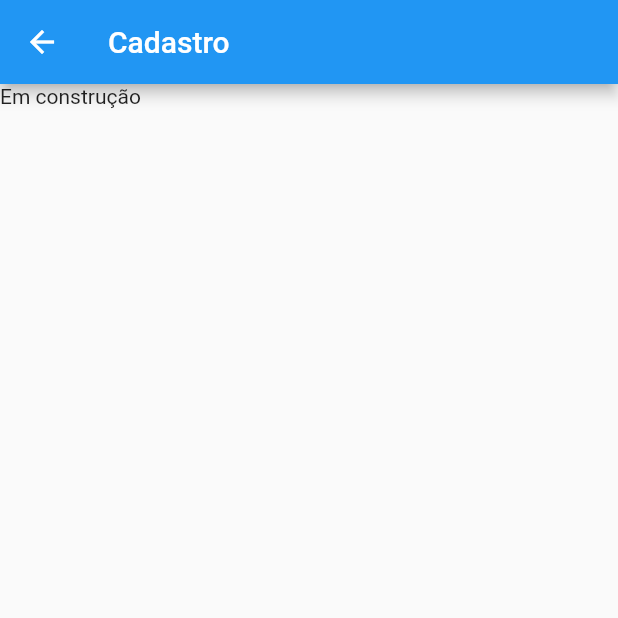
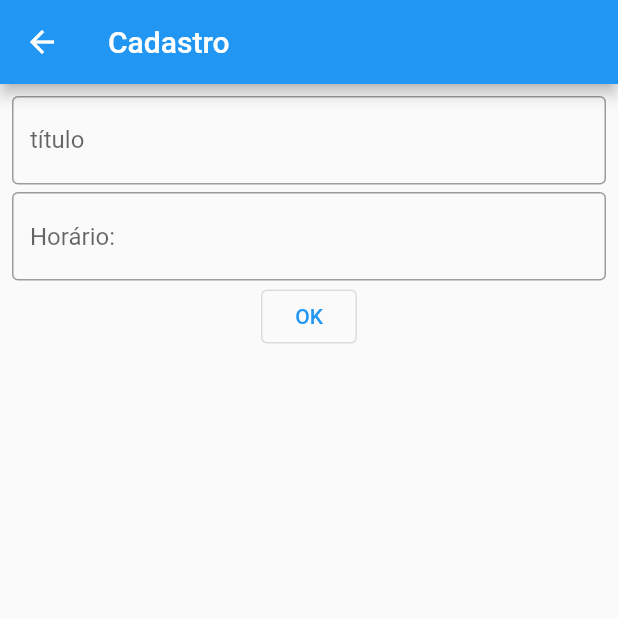
Before and after one commit to tedm-projects/listadetarefas, a Flutter app: the TarefaForm screen opened directly, on a phone screen of 412 x 824 dp, the top half of it. Run offline on Flutter 3.47's test engine with Material 2 defaults, Android fonts, the phone set to English and light mode, and no system bars.

Commit message:
Adiciona o formulário

```diff
--- a/lib/data/repositories/tarefa_repository.dart
+++ b/lib/data/repositories/tarefa_repository.dart
@@ -7,4 +7,8 @@ class TarefaRepository {
     return Database.tarefas;
   }
 
+  void add(Tarefa tarefa) {
+    Database.tarefas.add(tarefa);
+  }
+
 }
--- a/lib/presentation/pages/home_page.dart
+++ b/lib/presentation/pages/home_page.dart
@@ -1,6 +1,7 @@
 import 'package:app_1a/data/repositories/tarefa_repository.dart';
 import 'package:app_1a/presentation/pages/tarefa/tarefa_detail.dart';
 import 'package:app_1a/presentation/pages/tarefa/tarefa_form.dart';
+import 'package:app_1a/presentation/widgets/my_drawer.dart';
 import 'package:flutter/material.dart';
 import 'package:app_1a/domain/tarefa.dart';
 
@@ -19,6 +20,7 @@ class _HomePageState extends State<HomePage> {
   Widget build(BuildContext context) {
     return Scaffold(
       appBar: AppBar(title: Text('Lista de Tarefas')),
+      drawer: MyDrawer(),
       body: Column(
         children: buildListItens(repository.all()),
       ),
@@ -26,7 +28,9 @@ class _HomePageState extends State<HomePage> {
         child: Icon(Icons.add),
         onPressed: () {
           Navigator.push(
-              context, MaterialPageRoute(builder: ((context) => TarefaForm())));
+              context, MaterialPageRoute(builder: ((context) => TarefaForm()))).then((value) {
+                setState(() {});
+              });
         },
       ),
     );
--- a/lib/presentation/pages/tarefa/tarefa_detail.dart
+++ b/lib/presentation/pages/tarefa/tarefa_detail.dart
@@ -1,4 +1,5 @@
 import 'package:app_1a/domain/tarefa.dart';
+import 'package:app_1a/presentation/widgets/my_drawer.dart';
 import 'package:flutter/material.dart';
 
 class TarefaDetail extends StatelessWidget {
@@ -10,6 +11,7 @@ class TarefaDetail extends StatelessWidget {
   Widget build(BuildContext context) {
     return Scaffold(
       appBar: AppBar(),
+      drawer: MyDrawer(),
       body: Column(
         crossAxisAlignment: CrossAxisAlignment.start,
         children: [
--- a/lib/presentation/pages/tarefa/tarefa_form.dart
+++ b/lib/presentation/pages/tarefa/tarefa_form.dart
@@ -1,7 +1,16 @@
+import 'package:app_1a/data/repositories/tarefa_repository.dart';
+import 'package:app_1a/domain/tarefa.dart';
 import 'package:flutter/material.dart';
 
 class TarefaForm extends StatelessWidget {
-  const TarefaForm({Key? key}) : super(key: key);
+  GlobalKey<FormState> formKey = GlobalKey<FormState>();
+
+  TextEditingController tituloCtrl = TextEditingController();
+  TextEditingController horarioCtrl = TextEditingController();
+
+  TarefaRepository repository = TarefaRepository();
+
+  TarefaForm({Key? key}) : super(key: key);
 
   @override
   Widget build(BuildContext context) {
@@ -9,8 +18,46 @@ class TarefaForm extends StatelessWidget {
       appBar: AppBar(
         title: Text('Cadastro'),
       ),
-      body: Column(
-        children: [Text('Em construção')],
+      body: Padding(
+        padding: const EdgeInsets.all(8.0),
+        child: Form(
+          key: formKey,
+          child: Column(
+            children: [
+              TextFormField(
+                controller: tituloCtrl,
+                decoration: const InputDecoration(hintText: 'Título:', border: OutlineInputBorder(), labelText: 'título',
+),
+                validator: (value) {
+                  if (value == null || value.isEmpty) {
+                    return 'Campo obrigatório!';
+                  }
+                },
+              ),
+              SizedBox(height: 5,),
+              TextFormField(
+                controller: horarioCtrl,
+                decoration: const InputDecoration(hintText: 'Horário:', border: OutlineInputBorder()),
+                validator: (value) {
+                  if (value == null || value.isEmpty) {
+                    return 'Campo obrigatório!';
+                  }
+                },
+              ),
+              OutlinedButton(
+                  onPressed: () {
+                    if (formKey.currentState!.validate()) {
+                      Tarefa tarefa =
+                          Tarefa('9', tituloCtrl.text, horarioCtrl.text, false);
+
+                      repository.add(tarefa);
+                      Navigator.pop(context);
+                    }
+                  },
+                  child: Text('OK'))
+            ],
+          ),
+        ),
       ),
     );
   }
```
Also changed, not shown: lib/presentation/widgets/my_drawer.dart (added, +19 -0 lines).
